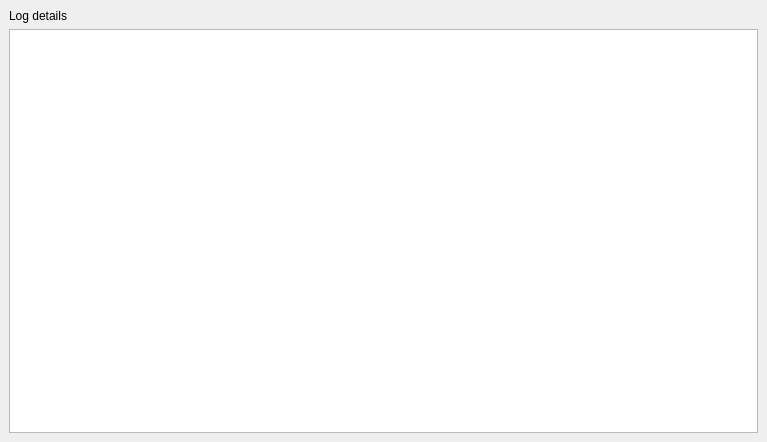
Old version of the form buttermanager/buttermanager/ui/LogViewWindow.ui in the repository egara/buttermanager.
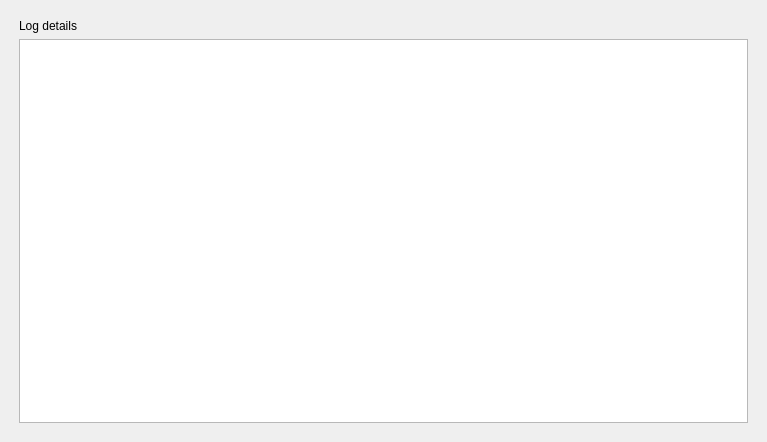
New version of the form.

Commit message: Changin a little bit all the layouts

Patch:
```diff
--- a/buttermanager/buttermanager/ui/LogViewWindow.ui
+++ b/buttermanager/buttermanager/ui/LogViewWindow.ui
@@ -17,6 +17,18 @@
    <layout class="QVBoxLayout" name="verticalLayout_2">
     <item>
      <layout class="QVBoxLayout" name="verticalLayout">
+      <property name="leftMargin">
+       <number>10</number>
+      </property>
+      <property name="topMargin">
+       <number>10</number>
+      </property>
+      <property name="rightMargin">
+       <number>10</number>
+      </property>
+      <property name="bottomMargin">
+       <number>10</number>
+      </property>
       <item>
        <widget class="QLabel" name="label_log">
         <property name="text">
```
The commit also changes 6 other files.
